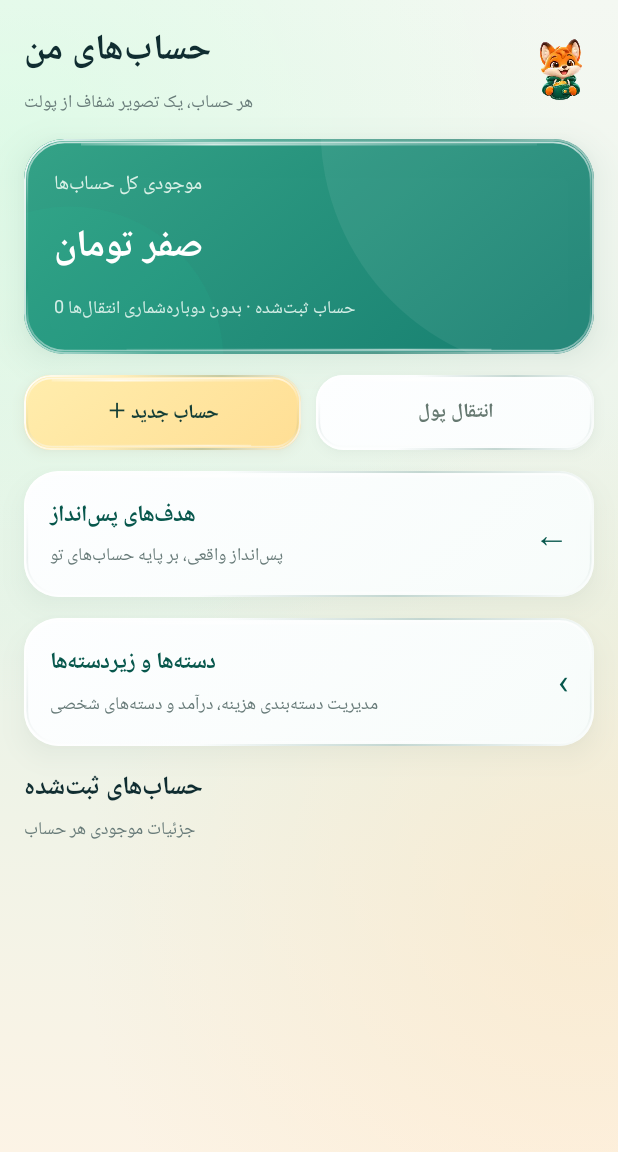
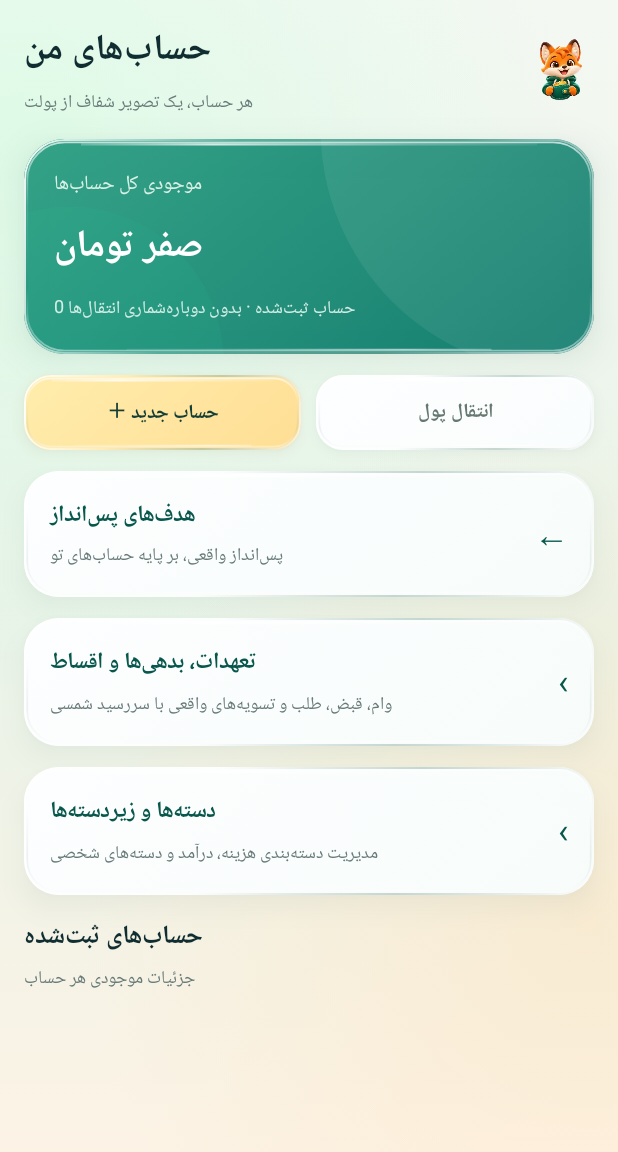
Before and after one commit to qashqaeii/Jibak, an Android app built with Jetpack Compose: the composable AccountsScreen called with empty values, on a phone screen of 412 x 824 dp. Shown: the top 1152 px of the screen. Run offline under Robolectric (Android 15) with nearby library versions, the phone set to English and light mode, and no system bars; our stand-ins replace Room's generated code; pictures from the network do not load.

Commit message:
feat(nav): expose obligations and installments from offline accounts hub

```diff
--- a/app/src/main/java/ir/jibik/app/AccountsScreen.kt
+++ b/app/src/main/java/ir/jibik/app/AccountsScreen.kt
@@ -72,6 +72,7 @@ internal fun AccountsScreen(
     onTransfer: () -> Unit,
     onGoals: () -> Unit,
     onCategories: () -> Unit,
+    onObligations: () -> Unit,
 ) {
     val totalBalance = balances.values.fold(0L) { total, value ->
         Math.addExact(total, value)
@@ -139,6 +140,20 @@ internal fun AccountsScreen(
                     Text("پس‌انداز واقعی، بر پایه حساب‌های تو", color = Subtle, fontSize = 12.sp)
                 }
                 Text("←", fontSize = 23.sp, color = Green)
+            }
+        }
+        LiquidGlassCard(onClick = onObligations, tone = GlassTone.CRYSTAL) {
+            Row(Modifier.fillMaxWidth(),
+                horizontalArrangement = Arrangement.SpaceBetween,
+                verticalAlignment = Alignment.CenterVertically) {
+                Column(Modifier.weight(1f),
+                    verticalArrangement = Arrangement.spacedBy(5.dp)) {
+                    Text("تعهدات، بدهی‌ها و اقساط", color = Green,
+                        fontSize = 15.sp, fontWeight = FontWeight.ExtraBold)
+                    Text("وام، قبض، طلب و تسویه‌های واقعی با سررسید شمسی",
+                        color = Subtle, fontSize = 12.sp)
+                }
+                Text("‹", fontSize = 23.sp, color = Green)
             }
         }
         LiquidGlassCard(onClick = onCategories, tone = GlassTone.CRYSTAL) {
```
